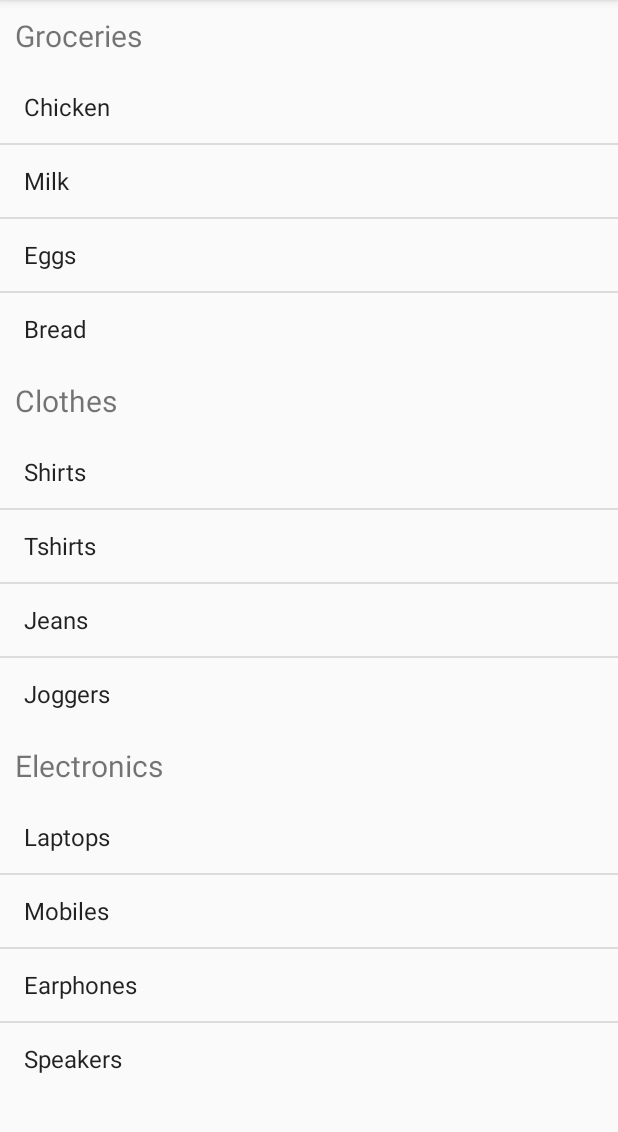
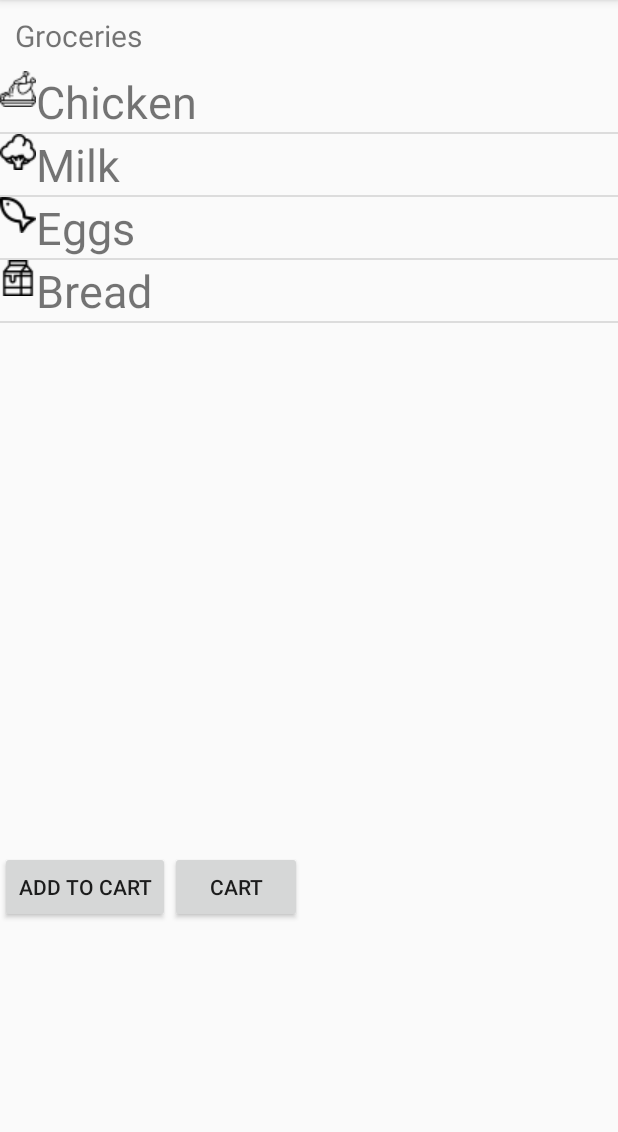
Before and after one commit to kewalg/CS541-proj4, an Android app: the screen it shows after launch (MenuActivity3), on a phone screen of 412 x 824 dp, the part 84-1216 px from its top. Run offline under Robolectric (Android 15) with nearby library versions, the phone set to English and light mode, and no system bars.

Commit message:
implemented custom listview

```diff
--- a/app/src/main/java/com/example/myshoppingapp/MenuActivity3.java
+++ b/app/src/main/java/com/example/myshoppingapp/MenuActivity3.java
@@ -1,37 +1,68 @@
 package com.example.myshoppingapp;
 
+import androidx.annotation.NonNull;
 import androidx.appcompat.app.AppCompatActivity;
 
+import android.content.Context;
+import android.content.res.Resources;
 import android.os.Bundle;
+import android.view.View;
+import android.view.ViewGroup;
 import android.widget.ArrayAdapter;
+import android.widget.BaseAdapter;
+import android.widget.ImageView;
 import android.widget.ListView;
+import android.widget.TextView;
 
 import java.util.ArrayList;
 import java.util.List;
+import java.util.ResourceBundle;
 
 import static java.util.Arrays.asList;
 
 public class MenuActivity3 extends AppCompatActivity {
 
+    ListView lv_groceries;
+    String[] grocerieslist = {"Chicken", "Milk", "Eggs", "Bread", "Broccoli", "Peas", "Peanuts", "Mix Veggies", "Pizza", "Salmon", "Ground Beef", "Talapia"};
+    int[] images = {R.drawable.turkey, R.drawable.broccoli, R.drawable.fish, R.drawable.milk};
+
     @Override
     protected void onCreate(Bundle savedInstanceState) {
         super.onCreate(savedInstanceState);
         setContentView(R.layout.activity_menu3);
+        lv_groceries = findViewById(R.id.lv_groceries);
 
-        ListView lv_food = findViewById(R.id.lv_groceries);
-        ArrayList<String> fooditems = new ArrayList<String>(asList("Chicken", "Milk", "Eggs", "Bread"));
-        ArrayAdapter<String> arrayAdapter = new ArrayAdapter<String>(this, android.R.layout.simple_list_item_1, fooditems);
-        lv_food.setAdapter(arrayAdapter);
-
-        ListView lv_clothes = findViewById(R.id.lv_clothes);
-        ArrayList<String> clothitems = new ArrayList<String>(asList("Shirts", "Tshirts", "Jeans", "Joggers"));
-        ArrayAdapter<String> arrayAdapter1 = new ArrayAdapter<String>(this, android.R.layout.simple_list_item_1, clothitems);
-        lv_clothes.setAdapter(arrayAdapter1);
-
-        ListView lv_electronics = findViewById(R.id.lv_electronics);
-        ArrayList<String> electronicitems = new ArrayList<String>(asList("Laptops", "Mobiles", "Earphones", "Speakers"));
-        ArrayAdapter<String> arrayAdapter2 = new ArrayAdapter<String>(this, android.R.layout.simple_list_item_1, electronicitems);
-        lv_electronics.setAdapter(arrayAdapter2);
+        CustomAdapter customAdapter = new CustomAdapter();
+        lv_groceries.setAdapter(customAdapter);
 
     }
+
+    class CustomAdapter extends BaseAdapter {
+
+        @Override
+        public int getCount() {
+            return images.length;
+        }
+
+        @Override
+        public Object getItem(int position) {
+            return null;
+        }
+
+        @Override
+        public long getItemId(int position) {
+            return 0;
+        }
+
+        @Override
+        public View getView(int position, View convertView, ViewGroup parent) {
+            View view = getLayoutInflater().inflate(R.layout.listview_layout, null);
+            ImageView image = view.findViewById(R.id.img_row);
+            TextView txt = view.findViewById(R.id.txt_row);
+
+            image.setImageResource(images[position]);
+            txt.setText(grocerieslist[position]);
+            return view;
+        }
+    }
 }
--- a/app/src/main/res/layout/activity_menu3.xml
+++ b/app/src/main/res/layout/activity_menu3.xml
@@ -18,38 +18,25 @@
     <ListView
         android:id="@+id/lv_groceries"
         android:layout_width="wrap_content"
-        android:layout_height="wrap_content"
-        android:layout_below="@id/tv_groceries" />
+        android:layout_height="500dp"
+        android:layout_below="@id/tv_groceries"
+        android:layout_marginBottom="20dp" />
 
-    <TextView
-        android:id="@+id/tv_clothes"
+    <Button
+        android:id="@+id/btn_addtocart"
         android:layout_width="wrap_content"
         android:layout_height="wrap_content"
         android:layout_below="@id/lv_groceries"
-        android:padding="10dp"
-        android:text="Clothes"
-        android:textSize="20dp" />
+        android:text="Add to Cart" />
 
-    <ListView
-        android:id="@+id/lv_clothes"
+
+    <Button
+        android:id="@+id/btn_viewcart"
         android:layout_width="wrap_content"
         android:layout_height="wrap_content"
-        android:layout_below="@id/tv_clothes" />
-
-
-    <TextView
-        android:id="@+id/tv_electronics"
-        android:layout_width="wrap_content"
-        android:layout_height="wrap_content"
-        android:layout_below="@id/lv_clothes"
-        android:padding="10dp"
-        android:text="Electronics"
-        android:textSize="20dp" />
-
-    <ListView
-        android:id="@+id/lv_electronics"
-        android:layout_width="wrap_content"
-        android:layout_height="wrap_content"
-        android:layout_below="@id/tv_electronics" />
+        android:layout_below="@id/lv_groceries"
+        android:layout_centerInParent="true"
+        android:layout_toRightOf="@id/btn_addtocart"
+        android:text="Cart" />
 
 </RelativeLayout>
--- /dev/null
+++ b/app/src/main/res/layout/listview_layout.xml
@@ -0,0 +1,19 @@
+<?xml version="1.0" encoding="utf-8"?>
+<RelativeLayout xmlns:android="http://schemas.android.com/apk/res/android"
+    android:layout_width="match_parent"
+    android:layout_height="match_parent">
+
+    <ImageView
+        android:id="@+id/img_row"
+        android:layout_width="wrap_content"
+        android:layout_height="wrap_content"
+        android:src="@drawable/ic_launcher_background" />
+
+    <TextView
+        android:id="@+id/txt_row"
+        android:layout_width="wrap_content"
+        android:layout_height="wrap_content"
+        android:layout_toRightOf="@id/img_row"
+        android:textSize="30dp" />
+
+</RelativeLayout>
--- a/app/src/main/res/values/strings.xml
+++ b/app/src/main/res/values/strings.xml
@@ -1,3 +1,4 @@
 <resources>
     <string name="app_name">myShoppingApp</string>
+
 </resources>
```
Also changed, not shown: app/src/main/res/drawable/broccoli.png (added), app/src/main/res/drawable/fish.png (added), app/src/main/res/drawable/milk.png (added), app/src/main/res/drawable/turkey.png (added).
